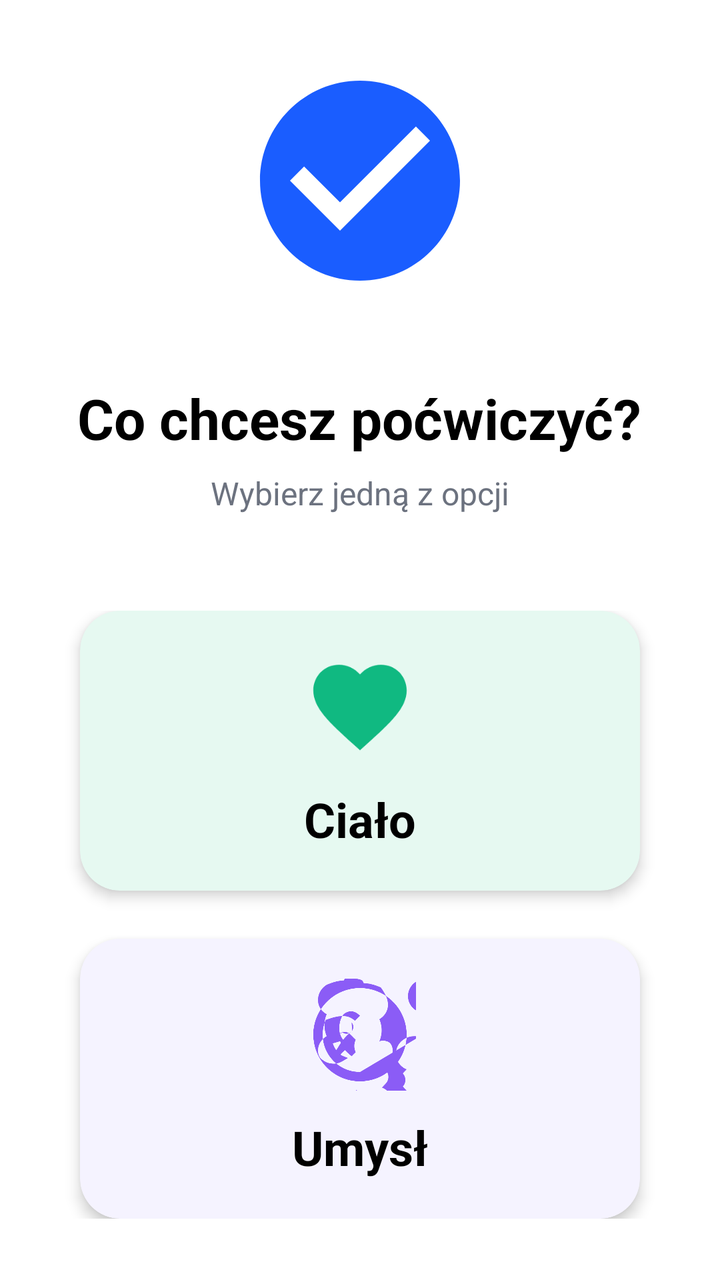
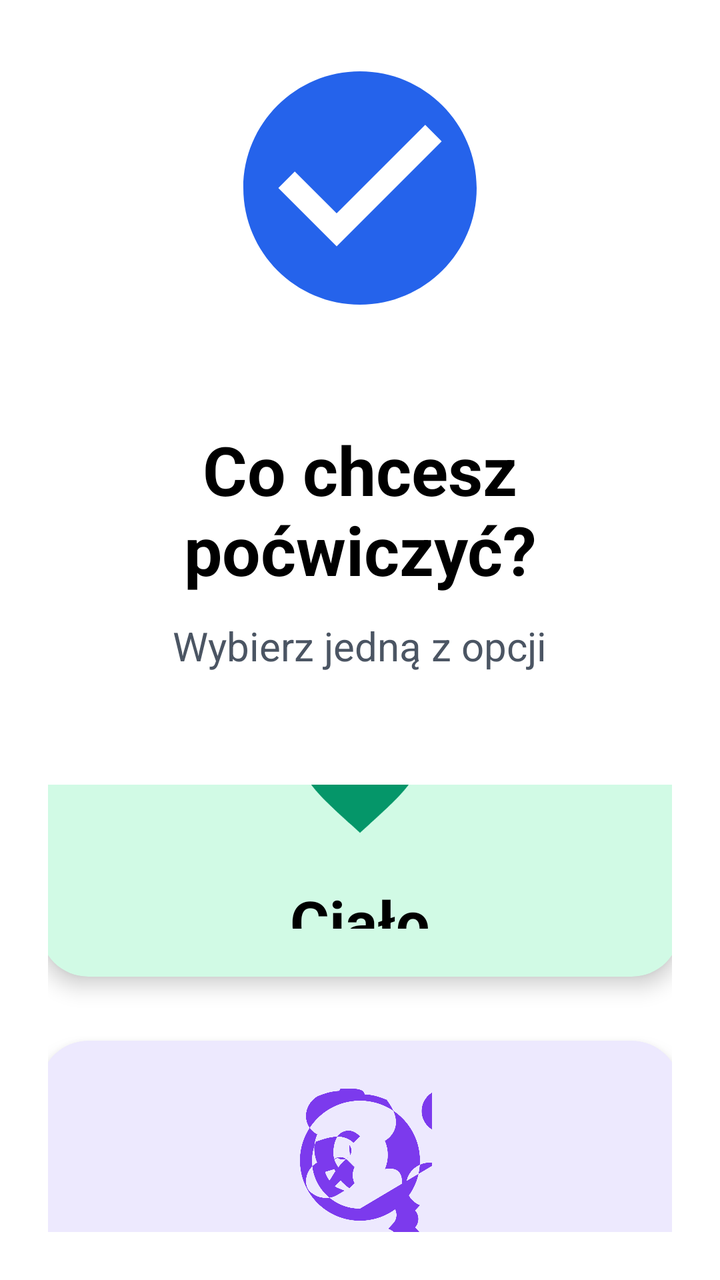

Screens rendered from an Android XML layout before and after an edit, with the pre-edit source and the edit as a unified diff.
<!-- AndroidManifest.xml: application theme Theme.Fitnessapp -->
<!-- res/layout/activity_choice.xml -->
<?xml version="1.0" encoding="utf-8"?>
<LinearLayout xmlns:android="http://schemas.android.com/apk/res/android"
    xmlns:app="http://schemas.android.com/apk/res-auto"
    android:layout_width="match_parent"
    android:layout_height="match_parent"
    android:background="@color/white"
    android:orientation="vertical"
    android:padding="20dp"
    android:gravity="center">

    <ImageView
        android:layout_width="120dp"
        android:layout_height="120dp"
        android:src="@drawable/ic_assistant_logo"
        app:tint="@color/blue_primary" />

    <TextView
        android:layout_width="wrap_content"
        android:layout_height="wrap_content"
        android:layout_marginTop="40dp"
        android:gravity="center"
        android:text="Co chcesz poćwiczyć?"
        android:textColor="@color/black"
        android:textSize="28sp"
        android:textStyle="bold" />

    <TextView
        android:layout_width="wrap_content"
        android:layout_height="wrap_content"
        android:layout_marginTop="8dp"
        android:gravity="center"
        android:text="Wybierz jedną z opcji"
        android:textColor="@color/gray_text"
        android:textSize="16sp" />

    <LinearLayout
        android:layout_width="match_parent"
        android:layout_height="wrap_content"
        android:layout_marginTop="48dp"
        android:orientation="vertical"
        android:gravity="center">

        <androidx.cardview.widget.CardView
            android:id="@+id/card_body"
            android:layout_width="280dp"
            android:layout_height="140dp"
            android:clickable="true"
            android:focusable="true"
            android:foreground="?android:attr/selectableItemBackground"
            app:cardCornerRadius="20dp"
            app:cardElevation="4dp"
            app:cardBackgroundColor="@color/green_bg"
            app:strokeColor="@color/green_border"
            app:strokeWidth="2dp">

            <LinearLayout
                android:layout_width="match_parent"
                android:layout_height="match_parent"
                android:orientation="vertical"
                android:gravity="center"
                android:padding="20dp">

                <ImageView
                    android:layout_width="56dp"
                    android:layout_height="56dp"
                    android:src="@drawable/ic_heart"
                    app:tint="@color/green_icon" />

                <TextView
                    android:layout_width="wrap_content"
                    android:layout_height="wrap_content"
                    android:layout_marginTop="12dp"
                    android:text="Ciało"
                    android:textColor="@color/black"
                    android:textSize="24sp"
                    android:textStyle="bold" />

                <TextView
                    android:layout_width="wrap_content"
                    android:layout_height="wrap_content"
                    android:text="Ćwiczenia fizyczne"
                    android:textColor="@color/gray_text"
                    android:textSize="14sp" />
            </LinearLayout>
        </androidx.cardview.widget.CardView>

        <androidx.cardview.widget.CardView
            android:id="@+id/card_mind"
            android:layout_width="280dp"
            android:layout_height="140dp"
            android:layout_marginTop="24dp"
            android:clickable="true"
            android:focusable="true"
            android:foreground="?android:attr/selectableItemBackground"
            app:cardCornerRadius="20dp"
            app:cardElevation="4dp"
            app:cardBackgroundColor="@color/purple_bg"
            app:strokeColor="@color/purple_icon"
            app:strokeWidth="2dp">

            <LinearLayout
                android:layout_width="match_parent"
                android:layout_height="match_parent"
                android:orientation="vertical"
                android:gravity="center"
                android:padding="20dp">

                <ImageView
                    android:layout_width="56dp"
                    android:layout_height="56dp"
                    android:src="@drawable/ic_brain"
                    app:tint="@color/purple_icon" />

                <TextView
                    android:layout_width="wrap_content"
                    android:layout_height="wrap_content"
                    android:layout_marginTop="12dp"
                    android:text="Umysł"
                    android:textColor="@color/black"
                    android:textSize="24sp"
                    android:textStyle="bold" />

                <TextView
                    android:layout_width="wrap_content"
                    android:layout_height="wrap_content"
                    android:text="Gry i łamigłówki"
                    android:textColor="@color/gray_text"
                    android:textSize="14sp" />
            </LinearLayout>
        </androidx.cardview.widget.CardView>

    </LinearLayout>

</LinearLayout>
<!-- resources referenced by this layout -->
<resources>
  <color name="black">#FF000000</color>
  <color name="blue_primary">#1A5DFF</color>
  <color name="gray_text">#6C727F</color>
  <color name="green_bg">#E6F9F1</color>
  <color name="green_border">#10B981</color>
  <color name="green_icon">#10B981</color>
  <color name="purple_bg">#F5F3FF</color>
  <color name="purple_icon">#8B5CF6</color>
  <color name="white">#FFFFFFFF</color>
  <!-- drawable ic_assistant_logo (drawable) -->
  <vector xmlns:android="http://schemas.android.com/apk/res/android"
      android:width="100dp"
      android:height="100dp"
      android:viewportWidth="24"
      android:viewportHeight="24">
      <path
          android:fillColor="#1A5DFF"
          android:pathData="M12,2C6.48,2 2,6.48 2,12s4.48,10 10,10 10,-4.48 10,-10S17.52,2 12,2zm-2,15l-5,-5 1.41,-1.41L10,14.17l7.59,-7.59L19,8l-9,9z" />
  </vector>
  <!-- drawable ic_brain: vector/xml drawable (drawable, 4739 chars, omitted) -->
  <!-- drawable ic_heart (drawable) -->
  <vector xmlns:android="http://schemas.android.com/apk/res/android"
      android:width="24dp"
      android:height="24dp"
      android:viewportWidth="24"
      android:viewportHeight="24">
      <path
          android:fillColor="@color/blue_primary"
          android:pathData="M12,21.35l-1.45,-1.32C5.4,15.36 2,12.28 2,8.5 2,5.42 4.42,3 7.5,3c1.74,0 3.41,0.81 4.5,2.09C13.09,3.81 14.76,3 16.5,3 19.58,3 22,5.42 22,8.5c0,3.78 -3.4,6.86 -8.55,11.54L12,21.35z"/>
  </vector>
  <style name="Theme.Fitnessapp" parent="Base.Theme.Fitnessapp" />
  <style name="Base.Theme.Fitnessapp" parent="Theme.Material3.DayNight.NoActionBar">
          
          
      </style>
</resources>

<!-- the commit's change to res/layout/activity_choice.xml (unified diff, before → after) -->
@@ -5,74 +5,74 @@
     android:layout_height="match_parent"
     android:background="@color/white"
     android:orientation="vertical"
-    android:padding="20dp"
+    android:padding="24dp"
     android:gravity="center">
 
     <ImageView
-        android:layout_width="120dp"
-        android:layout_height="120dp"
+        android:layout_width="140dp"
+        android:layout_height="140dp"
         android:src="@drawable/ic_assistant_logo"
         app:tint="@color/blue_primary" />
 
     <TextView
         android:layout_width="wrap_content"
         android:layout_height="wrap_content"
-        android:layout_marginTop="40dp"
+        android:layout_marginTop="48dp"
         android:gravity="center"
         android:text="Co chcesz poćwiczyć?"
         android:textColor="@color/black"
-        android:textSize="28sp"
+        android:textSize="34sp"
         android:textStyle="bold" />
 
     <TextView
         android:layout_width="wrap_content"
         android:layout_height="wrap_content"
-        android:layout_marginTop="8dp"
+        android:layout_marginTop="12dp"
         android:gravity="center"
         android:text="Wybierz jedną z opcji"
         android:textColor="@color/gray_text"
-        android:textSize="16sp" />
+        android:textSize="20sp" />
 
     <LinearLayout
         android:layout_width="match_parent"
         android:layout_height="wrap_content"
-        android:layout_marginTop="48dp"
+        android:layout_marginTop="56dp"
         android:orientation="vertical"
         android:gravity="center">
 
         <androidx.cardview.widget.CardView
             android:id="@+id/card_body"
-            android:layout_width="280dp"
-            android:layout_height="140dp"
+            android:layout_width="320dp"
+            android:layout_height="160dp"
             android:clickable="true"
             android:focusable="true"
             android:foreground="?android:attr/selectableItemBackground"
-            app:cardCornerRadius="20dp"
-            app:cardElevation="4dp"
+            app:cardCornerRadius="24dp"
+            app:cardElevation="6dp"
             app:cardBackgroundColor="@color/green_bg"
             app:strokeColor="@color/green_border"
-            app:strokeWidth="2dp">
+            app:strokeWidth="3dp">
 
             <LinearLayout
                 android:layout_width="match_parent"
                 android:layout_height="match_parent"
                 android:orientation="vertical"
                 android:gravity="center"
-                android:padding="20dp">
+                android:padding="24dp">
 
                 <ImageView
-                    android:layout_width="56dp"
-                    android:layout_height="56dp"
+                    android:layout_width="72dp"
+                    android:layout_height="72dp"
                     android:src="@drawable/ic_heart"
                     app:tint="@color/green_icon" />
 
                 <TextView
                     android:layout_width="wrap_content"
                     android:layout_height="wrap_content"
-                    android:layout_marginTop="12dp"
+                    android:layout_marginTop="16dp"
                     android:text="Ciało"
                     android:textColor="@color/black"
-                    android:textSize="24sp"
+                    android:textSize="30sp"
                     android:textStyle="bold" />
 
                 <TextView
@@ -80,44 +80,44 @@
                     android:layout_height="wrap_content"
                     android:text="Ćwiczenia fizyczne"
                     android:textColor="@color/gray_text"
-                    android:textSize="14sp" />
+                    android:textSize="18sp" />
             </LinearLayout>
         </androidx.cardview.widget.CardView>
 
         <androidx.cardview.widget.CardView
             android:id="@+id/card_mind"
-            android:layout_width="280dp"
-            android:layout_height="140dp"
-            android:layout_marginTop="24dp"
+            android:layout_width="320dp"
+            android:layout_height="160dp"
+            android:layout_marginTop="32dp"
             android:clickable="true"
             android:focusable="true"
             android:foreground="?android:attr/selectableItemBackground"
-            app:cardCornerRadius="20dp"
-            app:cardElevation="4dp"
+            app:cardCornerRadius="24dp"
+            app:cardElevation="6dp"
             app:cardBackgroundColor="@color/purple_bg"
-            app:strokeColor="@color/purple_icon"
-            app:strokeWidth="2dp">
+            app:strokeColor="@color/purple_border"
+            app:strokeWidth="3dp">
 
             <LinearLayout
                 android:layout_width="match_parent"
                 android:layout_height="match_parent"
                 android:orientation="vertical"
                 android:gravity="center"
-                android:padding="20dp">
+                android:padding="24dp">
 
                 <ImageView
-                    android:layout_width="56dp"
-                    android:layout_height="56dp"
+                    android:layout_width="72dp"
+                    android:layout_height="72dp"
                     android:src="@drawable/ic_brain"
                     app:tint="@color/purple_icon" />
 
                 <TextView
                     android:layout_width="wrap_content"
                     android:layout_height="wrap_content"
-                    android:layout_marginTop="12dp"
+                    android:layout_marginTop="16dp"
                     android:text="Umysł"
                     android:textColor="@color/black"
-                    android:textSize="24sp"
+                    android:textSize="30sp"
                     android:textStyle="bold" />
 
                 <TextView
@@ -125,7 +125,7 @@
                     android:layout_height="wrap_content"
                     android:text="Gry i łamigłówki"
                     android:textColor="@color/gray_text"
-                    android:textSize="14sp" />
+                    android:textSize="18sp" />
             </LinearLayout>
         </androidx.cardview.widget.CardView>
 
<!-- resource entries referenced after the edit -->
@@ -1,13 +1,14 @@
 <!-- resources referenced by this layout -->
 <resources>
   <color name="black">#FF000000</color>
-  <color name="blue_primary">#1A5DFF</color>
-  <color name="gray_text">#6C727F</color>
-  <color name="green_bg">#E6F9F1</color>
+  <color name="blue_primary">#2563EB</color>
+  <color name="gray_text">#4B5563</color>
+  <color name="green_bg">#D1FAE5</color>
   <color name="green_border">#10B981</color>
-  <color name="green_icon">#10B981</color>
-  <color name="purple_bg">#F5F3FF</color>
-  <color name="purple_icon">#8B5CF6</color>
+  <color name="green_icon">#059669</color>
+  <color name="purple_bg">#EDE9FE</color>
+  <color name="purple_border">#8B5CF6</color>
+  <color name="purple_icon">#7C3AED</color>
   <color name="white">#FFFFFFFF</color>
   <!-- drawable ic_assistant_logo (drawable) -->
   <vector xmlns:android="http://schemas.android.com/apk/res/android"
